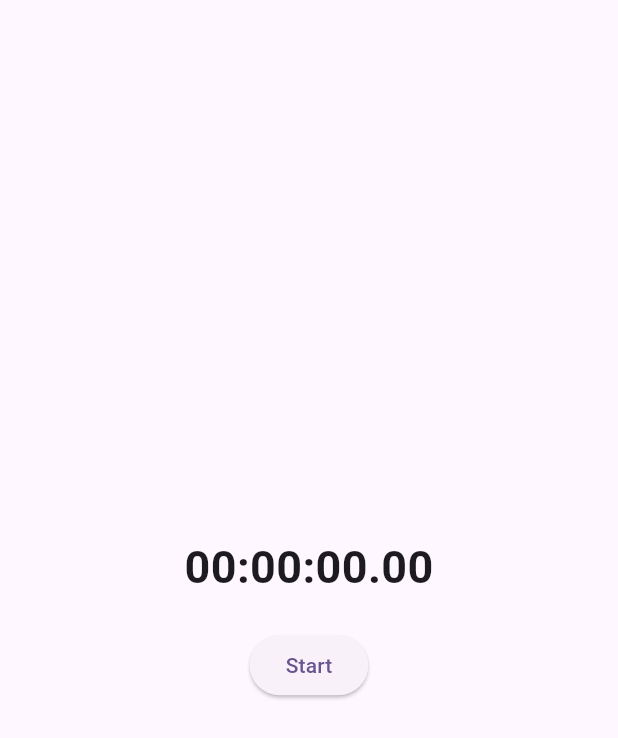
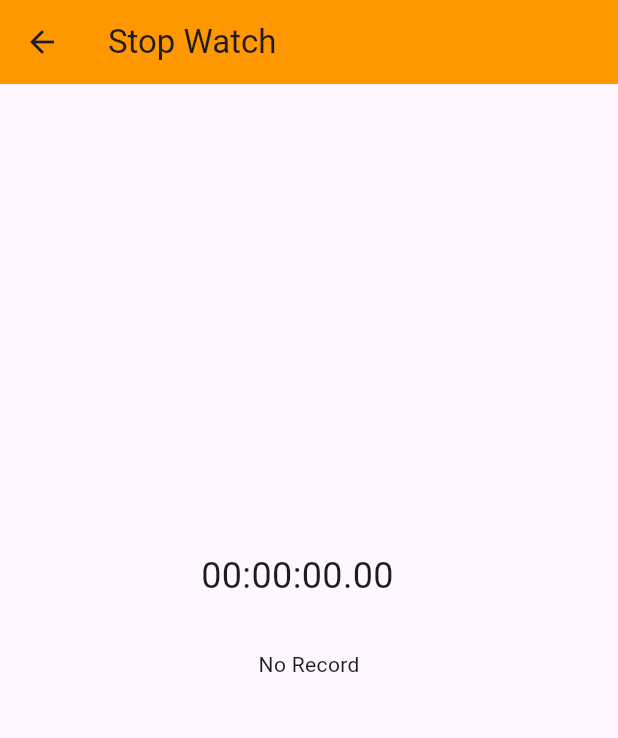
Before and after one commit to Shi-ori/Fultter, a Flutter app: the Stopwatch screen opened directly, on a phone screen of 412 x 824 dp. Shown: the top 738 px of the screen. Run offline on Flutter 3.47's test engine with Material 3 defaults, Android fonts, the phone set to English and light mode, and no system bars; our stand-ins replace flutter_local_notifications, stop_watch_timer; missing offline and left inert: dart:html, dart:js_interop.

Commit message:
StopWatchにラップの機能を追加したい

```diff
--- a/fultter_task/lib/main.dart
+++ b/fultter_task/lib/main.dart
@@ -87,7 +87,7 @@ class _MyHomePageState extends State<MyHomePage> {
           );
         },
         tooltip: 'Next Page',
-        child: const Text('MEMO'),
+        child: const Text('MENU'),
       ), // This trailing comma makes a
     );
   }
--- a/fultter_task/lib/menu.dart
+++ b/fultter_task/lib/menu.dart
@@ -1,5 +1,6 @@
 import 'package:flutter/material.dart';
 import 'package:flutter/widgets.dart';
+import 'stopwatch.dart';
 import 'memo.dart';
 import 'timer_page.dart';
 
@@ -41,7 +42,12 @@ class memu extends StatelessWidget {
             Row(
               mainAxisAlignment: MainAxisAlignment.center,
               children: [
-                ElevatedButton(onPressed: () {}, child: const Text('ボタン')),
+                ElevatedButton(onPressed: () {
+                  Navigator.push(
+                        context,
+                        MaterialPageRoute(builder: (context) => const Stopwatch()),
+                  );
+                }, child: const Text('Stop watch')),
                 const SizedBox(width: 80), // 横スペース
                 ElevatedButton(onPressed: () {}, child: const Text('ボタン')),
               ],
--- a/fultter_task/lib/stopwatch.dart
+++ b/fultter_task/lib/stopwatch.dart
@@ -15,6 +15,8 @@ class Stopwatch extends StatefulWidget {
 class _stopwatch extends State<Stopwatch> {
   final _stopwatchTimer = StopWatchTimer();
 
+  final _scrollController = ScrollController(); //スクロール制御
+
   @override //初期化
   void initState() {
     super.initState();
@@ -27,33 +29,71 @@ class _stopwatch extends State<Stopwatch> {
 
   @override
   Widget build(BuildContext context) {
-    return StreamBuilder<int>(
+    return Scaffold(
+      appBar: AppBar(
+        title: const Text('Stop Watch'),
+        backgroundColor: Colors.orange,
+      ),
+      body: Center(
+        child: Column(
+          mainAxisAlignment: MainAxisAlignment.center,
+          children: [
+            StreamBuilder<int>( //StreamBuilderは非同期に役に立つウィジェット
+
               stream: _stopwatchTimer.rawTime, //経過ミリ秒
               initialData: _stopwatchTimer.rawTime.value,
               builder: (context, snapshot) {
-        final displayTime = StopWatchTimer.getDisplayTime(
-          //getDisplayTimeはパッケージのやつ
+                final displayTime = StopWatchTimer.getDisplayTime( //getDisplayTimeはパッケージのやつ
+
                 snapshot.data!, //非同期で受け取ったデータ [!]がつくとNULLにはならない
                 );
                 return Center(
-            child:
-                Column(mainAxisAlignment: MainAxisAlignment.center, children: [
-          Text(
+                  child: SizedBox(
+                    width: 144,
+                    child: Text(
                       displayTime,
-            style: TextStyle(
-              fontSize: 30,
-              fontWeight: FontWeight.bold,
+                      style: const TextStyle(fontSize: 24),
                     ),
                   ),
-          SizedBox(height: 20),
-          ElevatedButton(
-            onPressed: () {
-              _stopwatchTimer.onExecute.add(StopWatchExecute.start);
+                );
               },
-            child: Text('Start'),
+            ),
+            const SizedBox(height: 32),
+            SizedBox(
+              height: 80,
+              child: StreamBuilder<List<StopWatchRecord>>(  //ラップ機能
+                stream: _stopwatchTimer.records,
+                initialData: const[],
+                builder: (
+                  BuildContext context,
+                  AsyncSnapshot<List<StopWatchRecord>> snapshot,//Streamの最新のスナップショットを取得????
+                ){
+                  final value = snapshot.data;
+                  if(value!.isEmpty){
+                    return const Text('No Record');
+                  }
+                  return ListView.builder(  //ListView.builder スクロール可能なリストを作成
+                    controller: _scrollController,
+                    itemCount: value.length,
+                    itemBuilder: (BuildContext context,int index){
+                      final data  = value[index];
+                      return Column(
+                        children: [
+                          Padding(
+                            padding: const EdgeInsets.all(8),//余白
+                            child: Text('${index + 1} ${data.displayTime}'),
                           )
-        ]));
-      },
+                        ],
+                      );
+                    }
+                  );
+
+                }
+              ),
+            )
+          ],
+        ),
+      ),
     );
   }
 }
```
Lines whose indentation alone changed are shown as unchanged.
